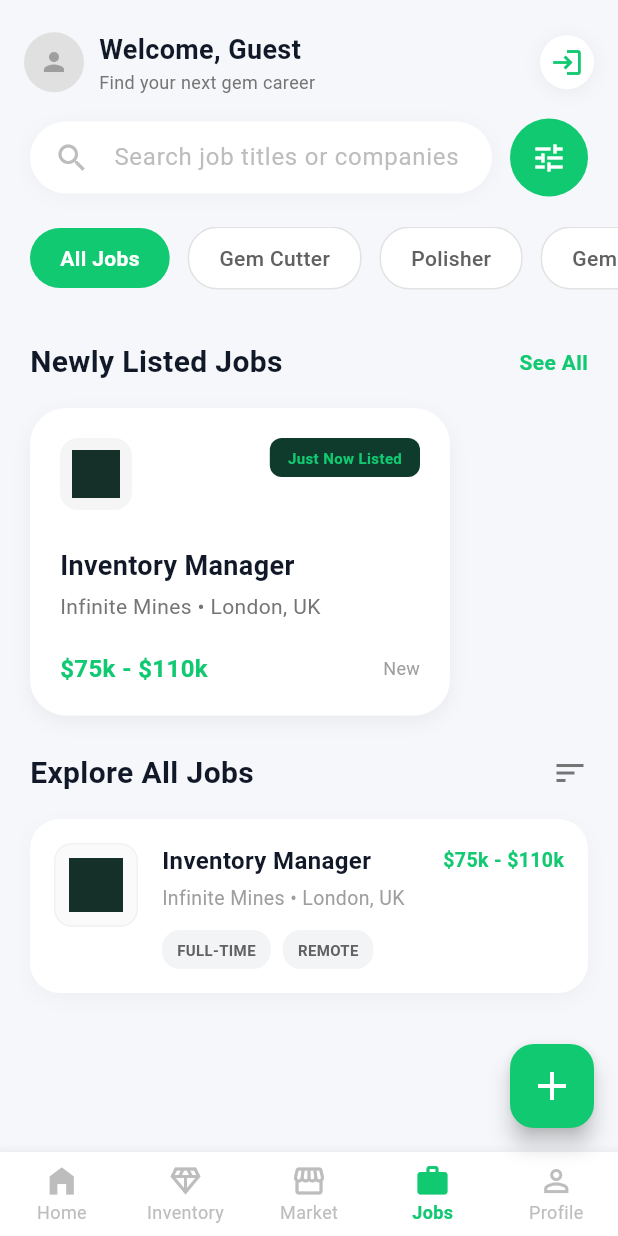
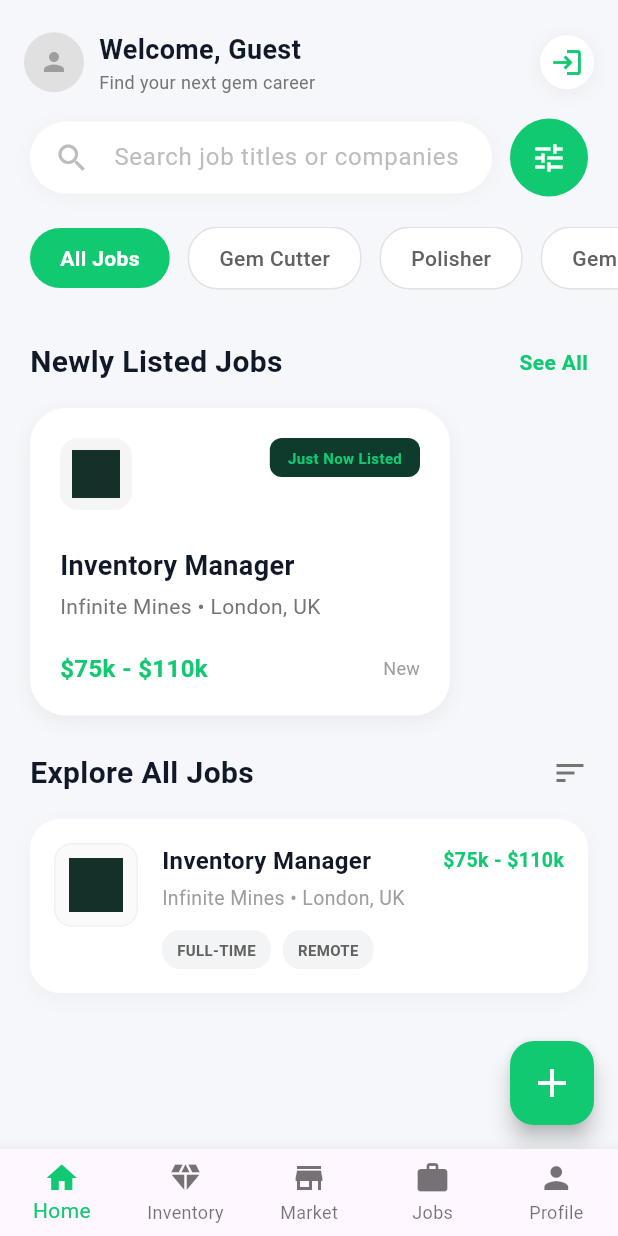
Before and after one commit to NeoArkByte/Gem_Hub, a Flutter app: the screen it shows after launch, on a phone screen of 412 x 824 dp. Run offline on Flutter 3.47's test engine with Material 3 defaults, Android fonts, the phone set to English and light mode, and no system bars; our stand-ins replace file_picker, flutter_riverpod, shared_preferences, sqflite; missing offline and left inert: syncfusion_flutter_pdfviewer; accounts and stored records are empty.

Commit message:
- created main navigation view and added the bottom navigation bar

```diff
--- a/lib/features/jobs/view/Job_details.dart
+++ b/lib/features/jobs/view/Job_details.dart
@@ -420,8 +420,7 @@ class JobDetailsScreen extends StatelessWidget {
                         ScaffoldMessenger.of(context).showSnackBar(
                           const SnackBar(content: Text('Please log in to apply for jobs'))
                         );
-                        Navigator.push(
-                          context,
+                        Navigator.of(context, rootNavigator: true).push(
                           MaterialPageRoute(builder: (_) => const LoginScreen())
                         );
                       }
--- /dev/null
+++ b/lib/features/navigation/view/main_navigation.dart
@@ -0,0 +1,63 @@
+import 'package:flutter/material.dart';
+import 'package:flutter_riverpod/flutter_riverpod.dart';
+import 'package:job_market/features/gem_market/view/gem_market.dart';
+import 'package:job_market/features/navigation/viewmodel/navigation_viewmodel.dart';
+import 'package:job_market/shared/widgets/bottom_navigation_bar.dart';
+
+import 'package:job_market/features/marketplace/view/job_market.dart';
+
+class MainNavigation extends ConsumerStatefulWidget {
+  const MainNavigation({super.key});
+
+  @override
+  ConsumerState<MainNavigation> createState() => _MainNavigationState();
+}
+
+class _MainNavigationState extends ConsumerState<MainNavigation> {
+  final List<GlobalKey<NavigatorState>> _navigatorKeys = List.generate(
+    5,
+    (_) => GlobalKey<NavigatorState>(),
+  );
+
+  Future<bool> _onWillPop() async {
+    final index = ref.read(navigationProvider);
+    final navigator = _navigatorKeys[index].currentState!;
+
+    if (navigator.canPop()) {
+      navigator.pop();
+      return false;
+    }
+    return true;
+  }
+
+  @override
+  Widget build(BuildContext context) {
+    final currentIndex = ref.watch(navigationProvider);
+
+    final tabs = [
+      _buildTab(0, const JobMarketplaceScreen()),
+      _buildTab(1, const JobMarketplaceScreen()),
+      _buildTab(2, const JobMarketplaceScreen()),
+      _buildTab(3, const JobMarketplaceScreen()),
+      _buildTab(4, const GemMarketPlaceScreen()),
+    ];
+
+    return PopScope(
+      canPop: true,
+      child: Scaffold(
+        body: IndexedStack(index: currentIndex, children: tabs),
+        bottomNavigationBar: AppBottomNavigationBar(
+          currentIndex: currentIndex,
+          onTap: (i) => ref.read(navigationProvider.notifier).setIndex(i),
+        ),
+      ),
+    );
+  }
+
+  Widget _buildTab(int index, Widget screen) {
+    return Navigator(
+      key: _navigatorKeys[index],
+      onGenerateRoute: (_) => MaterialPageRoute(builder: (_) => screen),
+    );
+  }
+}
--- /dev/null
+++ b/lib/features/navigation/viewmodel/navigation_viewmodel.dart
@@ -0,0 +1,15 @@
+import 'package:flutter_riverpod/flutter_riverpod.dart';
+
+class NavigationViewModel extends Notifier<int> {
+  @override
+  int build() => 0; // default tab
+
+  void setIndex(int index) {
+    state = index;
+  }
+}
+
+final navigationProvider =
+    NotifierProvider<NavigationViewModel, int>(
+  () => NavigationViewModel(),
+);
--- a/lib/main.dart
+++ b/lib/main.dart
@@ -1,6 +1,6 @@
 import 'package:flutter/material.dart';
 import 'package:flutter_riverpod/flutter_riverpod.dart';
-import 'package:job_market/features/marketplace/view/job_market.dart';
+import 'package:job_market/features/navigation/view/main_navigation.dart';
 
 void main() async {
   WidgetsFlutterBinding.ensureInitialized();
@@ -8,7 +8,7 @@ void main() async {
 }
 
 class MyApp extends StatelessWidget {
-  const MyApp({Key? key}) : super(key: key);
+  const MyApp({super.key});
 
   @override
   Widget build(BuildContext context) {
@@ -24,7 +24,7 @@ class MyApp extends StatelessWidget {
         primaryColor: const Color(0xFF10C971),
       ),
       themeMode: ThemeMode.system,
-      home: const JobMarketplaceScreen(),
+      home: const MainNavigation(),
     );
   }
 }
--- /dev/null
+++ b/lib/shared/widgets/bottom_navigation_bar.dart
@@ -0,0 +1,29 @@
+import 'package:flutter/material.dart';
+
+class AppBottomNavigationBar extends StatelessWidget {
+  final int currentIndex;
+  final Function(int) onTap;
+
+  const AppBottomNavigationBar({
+    super.key,
+    required this.currentIndex,
+    required this.onTap,
+  });
+
+  @override
+  Widget build(BuildContext context) {
+    return BottomNavigationBar(
+      currentIndex: currentIndex,
+      onTap: onTap,
+      type: BottomNavigationBarType.fixed,
+      selectedItemColor: const Color(0xFF10C971),
+      items: const [
+        BottomNavigationBarItem(icon: Icon(Icons.home), label: 'Home'),
+        BottomNavigationBarItem(icon: Icon(Icons.diamond), label: 'Inventory'),
+        BottomNavigationBarItem(icon: Icon(Icons.store), label: 'Market'),
+        BottomNavigationBarItem(icon: Icon(Icons.work), label: 'Jobs'),
+        BottomNavigationBarItem(icon: Icon(Icons.person), label: 'Profile'),
+      ],
+    );
+  }
+}
```
Also changed, not shown: lib/features/auth/view/login_screen.dart (+5 -6 lines), lib/features/gem_market/view/gem_market.dart (added, +15 -0 lines), lib/features/jobs/view/admin_screen.dart (+3 -4 lines), lib/features/marketplace/view/Job_market.dart (+21 -11 lines), lib/features/marketplace/view/marketplace_header.dart (+4 -5 lines).
